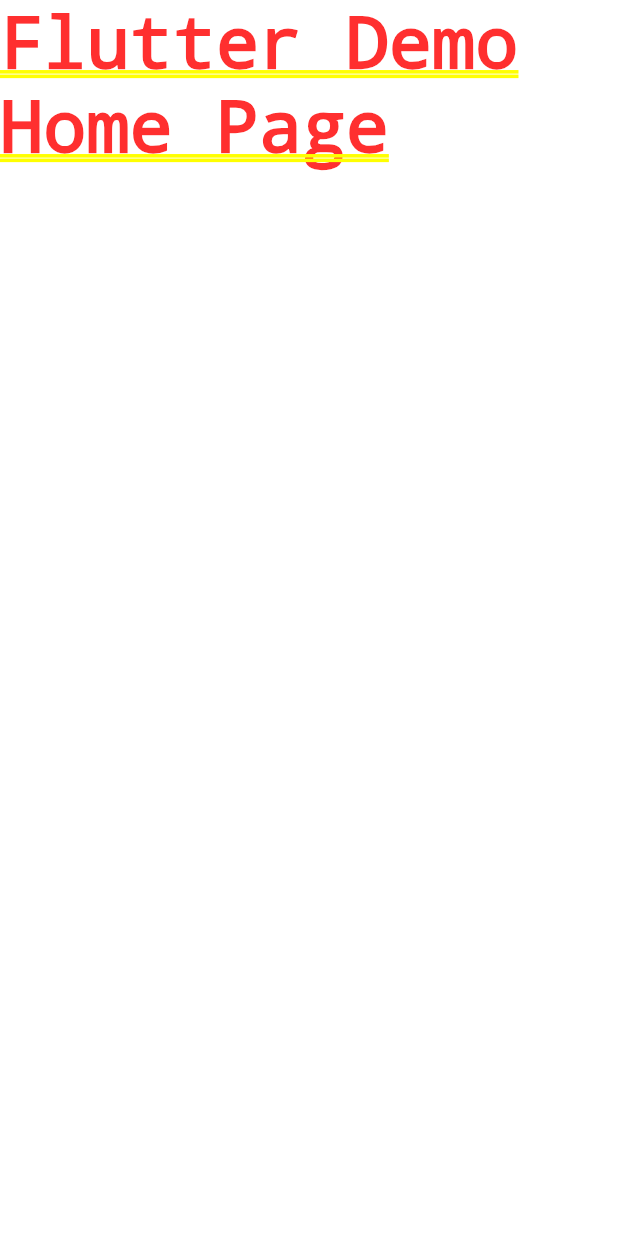
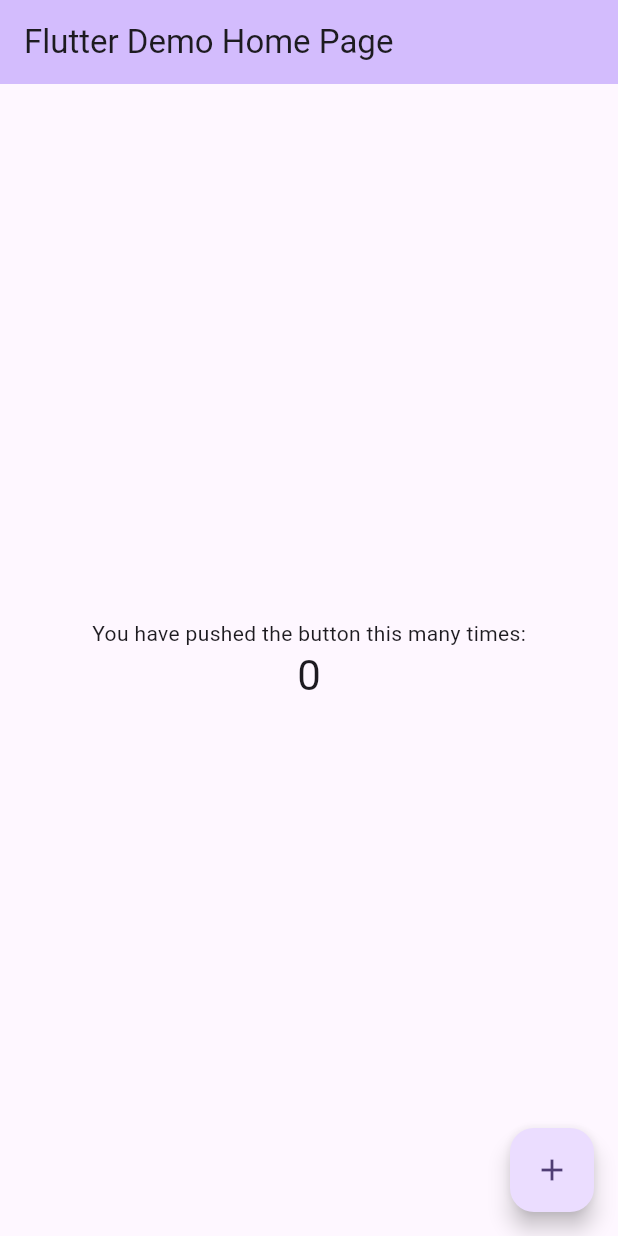
Before and after one commit to fiqriachmada/myapp-flutter, a Flutter app: the screen it shows after launch, on a phone screen of 412 x 824 dp. Run offline on Flutter 3.47's test engine with Material 3 defaults, Android fonts, the phone set to English and light mode, and no system bars.

Commit message:
🐞 fix: fixed

```diff
--- a/lib/main.dart
+++ b/lib/main.dart
@@ -1,5 +1,4 @@
 import 'package:flutter/material.dart';
-import 'package:flutter/widgets.dart';
 
 void main() {
   runApp(const MyApp());
@@ -32,97 +31,95 @@ class MyApp extends StatelessWidget {
         colorScheme: ColorScheme.fromSeed(seedColor: Colors.deepPurple),
         useMaterial3: true,
       ),
-        home: const Text(
-          'Flutter Demo Home Page',
-          selectionColor: Colors.white,
-        ));
+      home: const MyHomePage(title: 'Flutter Demo Home Page'),
+    );
   }
 }
 
-// class MyHomePage extends StatefulWidget {
-//   const MyHomePage({super.key, required this.title});
+class MyHomePage extends StatefulWidget {
+  const MyHomePage({super.key, required this.title});
 
-//   // This widget is the home page of your application. It is stateful, meaning
-//   // that it has a State object (defined below) that contains fields that affect
-//   // how it looks.
+  // This widget is the home page of your application. It is stateful, meaning
+  // that it has a State object (defined below) that contains fields that affect
+  // how it looks.
 
-//   // This class is the configuration for the state. It holds the values (in this
-//   // case the title) provided by the parent (in this case the App widget) and
-//   // used by the build method of the State. Fields in a Widget subclass are
-//   // always marked "final".
+  // This class is the configuration for the state. It holds the values (in this
+  // case the title) provided by the parent (in this case the App widget) and
+  // used by the build method of the State. Fields in a Widget subclass are
+  // always marked "final".
 
-//   final String title;
+  final String title;
 
-//   @override
-//   State<MyHomePage> createState() => _MyHomePageState();
-// }
+  @override
+  State<MyHomePage> createState() => _MyHomePageState();
+}
 
-// class _MyHomePageState extends State<MyHomePage> {
-//   int _counter = 0;
+class _MyHomePageState extends State<MyHomePage> {
+  int _counter = 0;
 
-//   void _incrementCounter() {
-//     setState(() {
-//       // This call to setState tells the Flutter framework that something has
-//       // changed in this State, which causes it to rerun the build method below
-//       // so that the display can reflect the updated values. If we changed
-//       // _counter without calling setState(), then the build method would not be
-//       // called again, and so nothing would appear to happen.
-//       _counter++;
-//     });
-//   }
+  void _incrementCounter() {
+    setState(() {
+      // This call to setState tells the Flutter framework that something has
+      // changed in this State, which causes it to rerun the build method below
+      // so that the display can reflect the updated values. If we changed
+      // _counter without calling setState(), then the build method would not be
+      // called again, and so nothing would appear to happen.
+      _counter++;
+    });
+  }
 
-//   @override
-//   Widget build(BuildContext context) {
-//     // This method is rerun every time setState is called, for instance as done
-//     // by the _incrementCounter method above.
-//     //
-//     // The Flutter framework has been optimized to make rerunning build methods
-//     // fast, so that you can just rebuild anything that needs updating rather
-//     // than having to individually change instances of widgets.
-//     return Scaffold(
-//       appBar: AppBar(
-//         // TRY THIS: Try changing the color here to a specific color (to
-//         // Colors.amber, perhaps?) and trigger a hot reload to see the AppBar
-//         // change color while the other colors stay the same.
-//         backgroundColor: Theme.of(context).colorScheme.inversePrimary,
-//         // Here we take the value from the MyHomePage object that was created by
-//         // the App.build method, and use it to set our appbar title.
-//         title: Text(widget.title),
-//       ),
-//       body: Center(
-//         // Center is a layout widget. It takes a single child and positions it
-//         // in the middle of the parent.
-//         child: Column(
-//           // Column is also a layout widget. It takes a list of children and
-//           // arranges them vertically. By default, it sizes itself to fit its
-//           // children horizontally, and tries to be as tall as its parent.
-//           //
-//           // Column has various properties to control how it sizes itself and
-//           // how it positions its children. Here we use mainAxisAlignment to
-//           // center the children vertically; the main axis here is the vertical
-//           // axis because Columns are vertical (the cross axis would be
-//           // horizontal).
-//           //
-//           // TRY THIS: Invoke "debug painting" (choose the "Toggle Debug Paint"
-//           // action in the IDE, or press "p" in the console), to see the
-//           // wireframe for each widget.
-//           mainAxisAlignment: MainAxisAlignment.center,
-//           children: <Widget>[
-//             const Text(
-//               'You have pushed the button this many times:',
-//             ),
-//             Text(
-//               '$_counter',
-//               style: Theme.of(context).textTheme.headlineMedium,
-//             ),
-//           ],
-//         ),
-//       ),
-//       floatingActionButton: FloatingActionButton(
-//         onPressed: _incrementCounter,
-//         tooltip: 'Increment',
-//         child: const Icon(Icons.add),
-//       ), // This trailing comma makes auto-formatting nicer for build methods.
-//     );
-//   }
-// }
+  @override
+  Widget build(BuildContext context) {
+    // This method is rerun every time setState is called, for instance as done
+    // by the _incrementCounter method above.
+    //
+    // The Flutter framework has been optimized to make rerunning build methods
+    // fast, so that you can just rebuild anything that needs updating rather
+    // than having to individually change instances of widgets.
+    return Scaffold(
+      appBar: AppBar(
+        // TRY THIS: Try changing the color here to a specific color (to
+        // Colors.amber, perhaps?) and trigger a hot reload to see the AppBar
+        // change color while the other colors stay the same.
+        backgroundColor: Theme.of(context).colorScheme.inversePrimary,
+        // Here we take the value from the MyHomePage object that was created by
+        // the App.build method, and use it to set our appbar title.
+        title: Text(widget.title),
+      ),
+      body: Center(
+        // Center is a layout widget. It takes a single child and positions it
+        // in the middle of the parent.
+        child: Column(
+          // Column is also a layout widget. It takes a list of children and
+          // arranges them vertically. By default, it sizes itself to fit its
+          // children horizontally, and tries to be as tall as its parent.
+          //
+          // Column has various properties to control how it sizes itself and
+          // how it positions its children. Here we use mainAxisAlignment to
+          // center the children vertically; the main axis here is the vertical
+          // axis because Columns are vertical (the cross axis would be
+          // horizontal).
+          //
+          // TRY THIS: Invoke "debug painting" (choose the "Toggle Debug Paint"
+          // action in the IDE, or press "p" in the console), to see the
+          // wireframe for each widget.
+          mainAxisAlignment: MainAxisAlignment.center,
+          children: <Widget>[
+            const Text(
+              'You have pushed the button this many times:',
+            ),
+            Text(
+              '$_counter',
+              style: Theme.of(context).textTheme.headlineMedium,
+            ),
+          ],
+        ),
+      ),
+      floatingActionButton: FloatingActionButton(
+        onPressed: _incrementCounter,
+        tooltip: 'Increment',
+        child: const Icon(Icons.add),
+      ), // This trailing comma makes auto-formatting nicer for build methods.
+    );
+  }
+}
```
Lines whose indentation alone changed are shown as unchanged.
